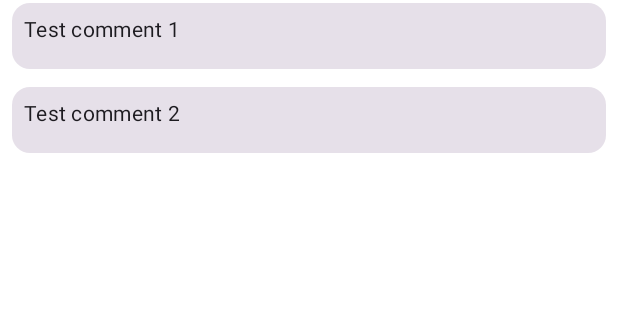
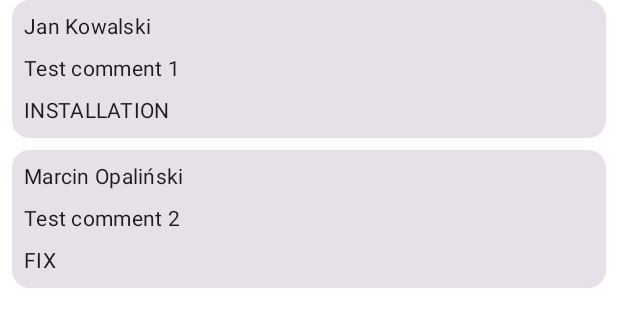
Before and after one commit to Opal21/EnergoService, an Android app built with Jetpack Compose: the @Preview function ProtocolListScreenContentPreview, on a phone screen of 412 x 824 dp. Shown: the top 327 px of the screen. Run offline under Robolectric (Android 15) with nearby library versions, the phone set to English and light mode, and no system bars; our stand-ins replace Room's generated code.

Commit message:
Fix UI issues

```diff
--- a/app/src/main/java/pl/energosystem/energoservice/ui/login/LogInScreen.kt
+++ b/app/src/main/java/pl/energosystem/energoservice/ui/login/LogInScreen.kt
@@ -112,7 +112,7 @@ fun EmailTextField(
         label = { Text(text = stringResource(R.string.email_field_label)) },
         keyboardOptions = KeyboardOptions(imeAction = ImeAction.Next),
         keyboardActions = KeyboardActions(onNext = onNext),
-        modifier = modifier,
+        modifier = modifier.fillMaxWidth(),
         )
 }
 
@@ -133,7 +133,7 @@ fun PasswordTextField(
             keyboardType = KeyboardType.Password
         ),
         keyboardActions = KeyboardActions(onDone = onDone),
-        modifier = modifier,
+        modifier = modifier.fillMaxWidth(),
     )
 }
 
--- a/app/src/main/java/pl/energosystem/energoservice/ui/protocollist/ProtocolListScreen.kt
+++ b/app/src/main/java/pl/energosystem/energoservice/ui/protocollist/ProtocolListScreen.kt
@@ -79,11 +79,23 @@ fun ProtocolListItem(
             modifier = Modifier.padding(8.dp)
         ) {
             Text(
+                text = protocol.locatorName,
+                style = MaterialTheme.typography.bodyMedium
+            )
+
+            Spacer(Modifier.height(8.dp))
+
+            Text(
                 text = protocol.comments,
                 style = MaterialTheme.typography.bodyMedium
             )
 
             Spacer(Modifier.height(8.dp))
+
+            Text(
+                text = protocol.serviceType.toString(),
+                style = MaterialTheme.typography.bodyMedium
+            )
         }
     }
 }
--- a/app/src/main/java/pl/energosystem/energoservice/ui/tasklist/TaskListScreen.kt
+++ b/app/src/main/java/pl/energosystem/energoservice/ui/tasklist/TaskListScreen.kt
@@ -120,7 +120,6 @@ fun TaskListItem(task: Task, modifier: Modifier = Modifier, onTaskClick: (Task)
     Card(
         onClick = { onTaskClick(task) },
         modifier = modifier
-            .height(160.dp)
     ) {
         Column(
             horizontalAlignment = Alignment.Start,
@@ -128,7 +127,8 @@ fun TaskListItem(task: Task, modifier: Modifier = Modifier, onTaskClick: (Task)
         ) {
             Text(
                 text = task.name,
-                style = MaterialTheme.typography.headlineSmall
+                style = MaterialTheme.typography.headlineSmall,
+                modifier = Modifier.align(Alignment.CenterHorizontally)
             )
 
             Spacer(Modifier.height(8.dp))
```
